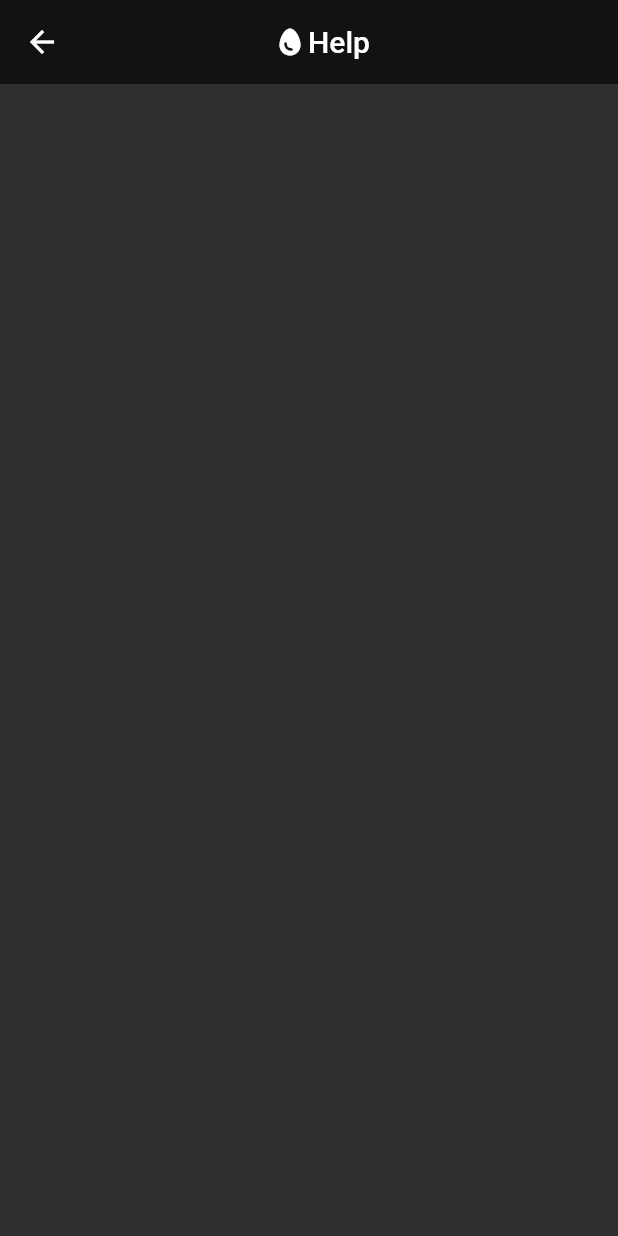
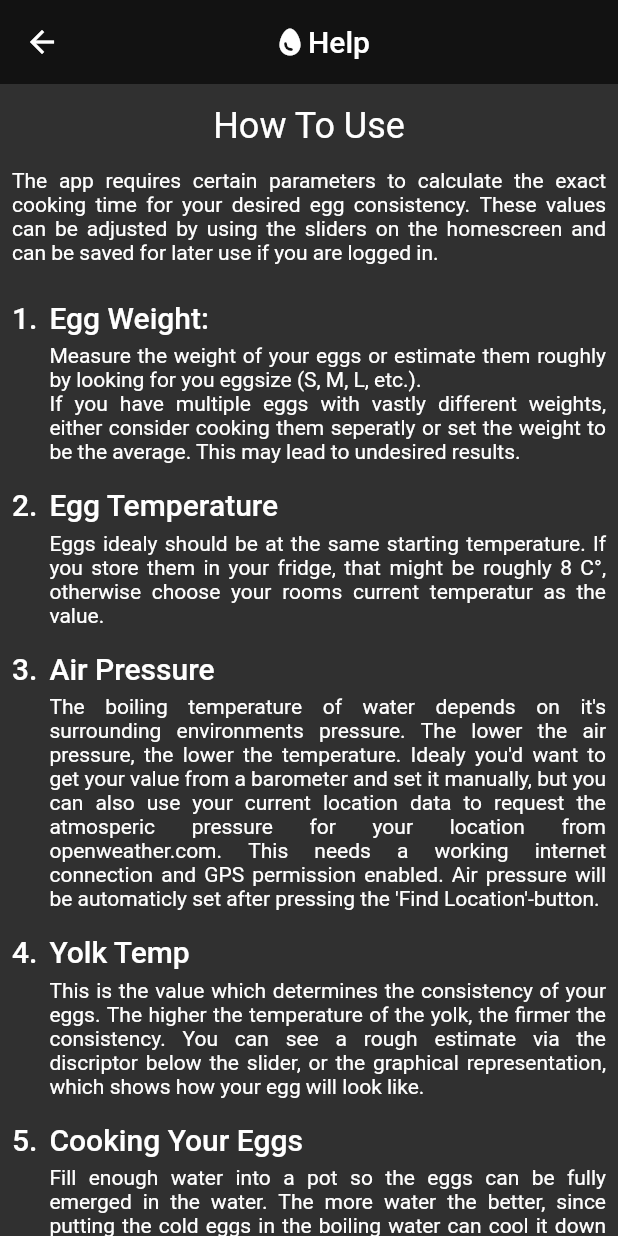
Before and after one commit to ericbrehme/perfegged, a Flutter app: the Help screen opened by its route, on a phone screen of 412 x 824 dp. Run offline on Flutter 3.47's test engine with Material 2 defaults, Android fonts, the phone set to English and light mode, and no system bars; our stand-ins replace cloud_firestore, firebase_auth, firebase_core, flutter_signin_button, google_sign_in, location and 3 more; missing offline and left inert: flutter_ringtone_player; accounts and stored records are empty; network calls fail.

Commit message:
help page

```diff
--- a/lib/help.dart
+++ b/lib/help.dart
@@ -8,7 +8,110 @@ class Help extends StatelessWidget {
   Widget build(BuildContext context) {
     return Scaffold(
       appBar: MyAppBar(title: 'Help'),
-      body: Container(),
+      body: SingleChildScrollView(
+        child: Column(
+          mainAxisAlignment: MainAxisAlignment.start,
+          crossAxisAlignment: CrossAxisAlignment.start,
+          children: [
+            Center(
+              heightFactor: 2,
+              child: Text(
+                "How To Use",
+                style: Theme.of(context).textTheme.headline5)
+            ),
+            const Padding(
+              padding: EdgeInsets.fromLTRB(8, 0, 8, 16),
+              child: Text(
+                "The app requires certain parameters to calculate the exact cooking time for your desired egg consistency. "
+                "These values can be adjusted by using the sliders on the homescreen and can be saved for later use if you are logged in.",
+                textAlign: TextAlign.justify,
+              ),
+            ),
+            instructionWidget(
+              context,
+              number: 1,
+              title: "Egg Weight:",
+              content:
+                "Measure the weight of your eggs or estimate them roughly by looking for you eggsize (S, M, L, etc.).\n"
+                "If you have multiple eggs with vastly different weights, either consider cooking them seperatly or set the weight to be the average. "
+                "This may lead to undesired results."
+            ),
+            instructionWidget(
+              context,
+              number: 2,
+              title: "Egg Temperature",
+              content:
+                "Eggs idealy should be at the same starting temperature. "
+                "If you store them in your fridge, that might be roughly 8 C°, otherwise choose your rooms current temperatur as the value."
+              ),
+            instructionWidget(
+              context,
+              number: 3,
+              title: "Air Pressure",
+              content:
+                "The boiling temperature of water depends on it's surrounding environments pressure. The lower the air pressure, the lower the temperature. "
+                "Idealy you'd want to get your value from a barometer and set it manually, but you can also use your current location data to request the atmosperic pressure "
+                "for your location from openweather.com. This needs a working internet connection and GPS permission enabled. Air pressure will be automaticly set after pressing the 'Find Location'-button."
+              ),
+            instructionWidget(
+              context,
+              number: 4,
+              title: "Yolk Temp",
+              content:
+                "This is the value which determines the consistency of your eggs. The higher the temperature of the yolk, the firmer the consistency. "
+                "You can see a rough estimate via the discriptor below the slider, or the graphical representation, which shows how your egg will look like."
+            ),
+            instructionWidget(context,
+              number: 5,
+              title: "Cooking Your Eggs",
+              content:
+                "Fill enough water into a pot so the eggs can be fully emerged in the water. "
+                "The more water the better, since putting the cold eggs in the boiling water can cool it down and can prolong the required cooking time. "
+                "You might want to gently puncture the shell of the eggs on the side where theres usually an air bubble, so they dont break as the air expands through the heat. "
+                "When the water is at boiling temperature, quickly insert the eggs with a spoon and press the 'Start Timer'-button. "
+                "As soon as the alarm is triggered, take the pot off the stove and immediatly cool the eggs down with cold water, so the cooking process is stopped."
+            ),
+            const Padding(
+              padding: EdgeInsets.fromLTRB(8, 16, 8, 0),
+              child: Text(
+                "Enjoy your perfeggedly boiled eggs! ;)",
+                textAlign: TextAlign.justify,
+              ),
+            ),
+            SizedBox(
+              height: 36,
+            )
+          ],
+        ),
+      ),
+    );
+  }
+
+  Widget instructionWidget(BuildContext context, {required int number, required String title, required String content}) {
+    return Padding(
+      padding: const EdgeInsets.all(8.0),
+      child: Row(
+        mainAxisAlignment: MainAxisAlignment.start,
+        crossAxisAlignment: CrossAxisAlignment.start,
+        children: [
+          Padding(
+            padding: const EdgeInsets.fromLTRB(0, 0, 8, 0),
+            child: Text("$number.", style: Theme.of(context).textTheme.headline6),
+          ),
+          Flexible(
+            child: Column(
+              crossAxisAlignment: CrossAxisAlignment.start,
+              children: [
+                Text(title, style: Theme.of(context).textTheme.headline6),
+                Padding(
+                  padding: const EdgeInsets.fromLTRB(0, 6, 0, 0),
+                  child: Text(content, textAlign: TextAlign.justify),
+                ),
+              ],
+            ),
+          )
+        ],
+      ),
     );
   }
 }
--- a/lib/homescreen_cook.dart
+++ b/lib/homescreen_cook.dart
@@ -21,7 +21,10 @@ class _HomescreenCookState extends State<HomescreenCook> {
   Widget build(BuildContext context) {
     return Scaffold(
       appBar: MyAppBar(title: 'Perfegged'),
-      body: Center(
+      body: Column(
+        mainAxisAlignment: MainAxisAlignment.center,
+        children: [
+          Center(
             child: SizedBox(
               height: 300,
               width: 300,
@@ -41,6 +44,14 @@ class _HomescreenCookState extends State<HomescreenCook> {
               ),
             ),
           ),
+          SizedBox(
+            height: 32,
+          ),
+          Center(
+            child: ElevatedButton(onPressed: () => Navigator.pop(context), child: Text("Abort Timer", style: Theme.of(context).textTheme.button)),
+          ),
+        ],
+      ),
     );
   }
 
--- a/lib/homescreen_setup.dart
+++ b/lib/homescreen_setup.dart
@@ -41,7 +41,7 @@ class _HomescreenSetupState extends State<HomescreenSetup> {
         body: Center(
             child: Column(children: <Widget>[
           const SizedBox(height: 16),
-          Text('Egg weight', style: Theme.of(context).textTheme.headline6),
+          Text('Egg Weight', style: Theme.of(context).textTheme.headline6),
           NumberPicker(
             itemCount: 10,
             itemWidth: 50,
--- a/lib/main.dart
+++ b/lib/main.dart
@@ -1,4 +1,5 @@
 import 'package:flutter/material.dart';
+import 'package:flutter/services.dart';
 import 'package:perfegged/about.dart';
 import 'package:perfegged/dataclasses/appstate.dart';
 import 'package:perfegged/help.dart';
@@ -37,6 +38,10 @@ class MyApp extends StatelessWidget {
   // This widget is the root of your application.
   @override
   Widget build(BuildContext context) {
+    SystemChrome.setPreferredOrientations([
+      DeviceOrientation.portraitUp,
+      DeviceOrientation.portraitDown
+    ]);
     return ListenableProvider<AppState>(
         create: (context) => AppState(),
         child: MaterialApp(
```
Lines whose indentation alone changed are shown as unchanged.
